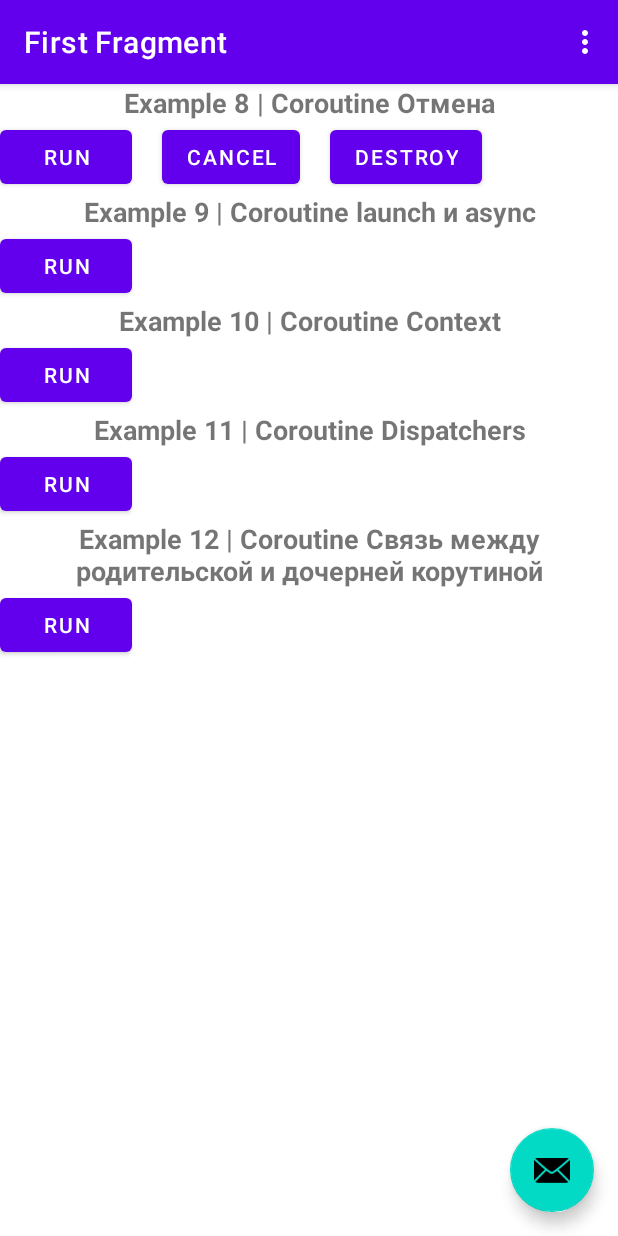
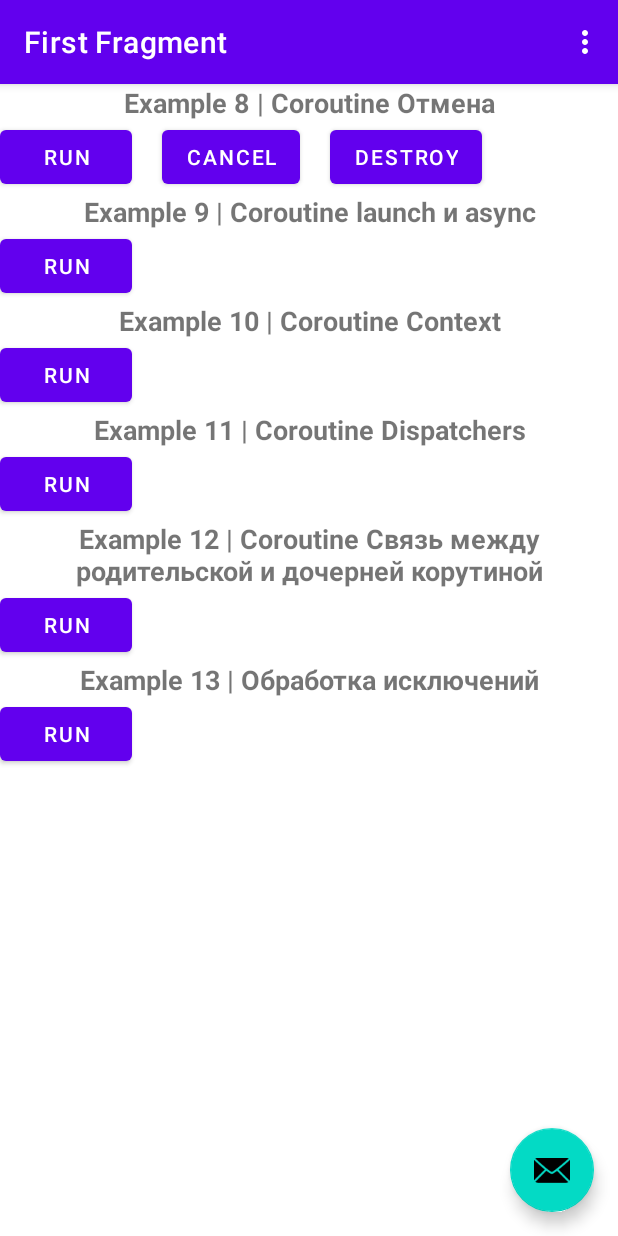
Before and after one commit to CapitainMarkul/KotlinCoroutinesSandbox, an Android app: the screen it shows after launch (MainActivity), on a phone screen of 412 x 824 dp. Run offline under Robolectric (Android 15) with nearby library versions, the phone set to English and light mode, and no system bars; our stand-ins replace navigation-ui.

Commit message:
Feature: добавлен 12 урок

```diff
--- a/app/src/main/java/com/example/kotlincoroutinessandbox/FirstFragment.kt
+++ b/app/src/main/java/com/example/kotlincoroutinessandbox/FirstFragment.kt
@@ -88,6 +88,8 @@ class FirstFragment : Fragment() {
         coroutineExample9()
         coroutineExample10()
         coroutineExample11()
+        coroutineExample12()
+        coroutineExample13()
     }
 
     private fun coroutineExample7() {
@@ -422,8 +424,37 @@ class FirstFragment : Fragment() {
          *
          * https://startandroid.ru/ru/courses/kotlin/29-course/kotlin/607-urok-12-svyaz-mezhdu-roditelskoy-i-docherney-korutinoy.html
          */
+        val scope = CoroutineScope(Dispatchers.Default)
 
         binding.example12Btn.setOnClickListener {
+            val job = scope.launch {
+                log(TAG_EXAMPLE_12,"parent start")
+                launch {
+                    log(TAG_EXAMPLE_12,"child start")
+                    delay(1000)
+                    log(TAG_EXAMPLE_12,"child end")
+                }
+                log(TAG_EXAMPLE_12,"parent end")
+            }
+
+            scope.launch {
+                delay(500)
+                log(TAG_EXAMPLE_12,"parent job is active: ${job.isActive}")
+                delay(1000)
+                log(TAG_EXAMPLE_12,"parent job is active: ${job.isActive}")
+            }
+        }
+    }
+
+    private fun coroutineExample13() {
+        /*
+         * Урок 13. Корутины. Обработка исключений
+         *
+         * https://startandroid.ru/ru/courses/kotlin/29-course/kotlin/608-urok-13-obrabotka-oshibok.html
+         */
+        val scope = CoroutineScope(Dispatchers.Default)
+
+        binding.example13Btn.setOnClickListener {
 
         }
     }
--- a/app/src/main/res/layout/fragment_first.xml
+++ b/app/src/main/res/layout/fragment_first.xml
@@ -1,9 +1,13 @@
 <?xml version="1.0" encoding="utf-8"?>
-<LinearLayout xmlns:android="http://schemas.android.com/apk/res/android"
-    xmlns:app="http://schemas.android.com/apk/res-auto"
+<ScrollView
+    xmlns:android="http://schemas.android.com/apk/res/android"
     xmlns:tools="http://schemas.android.com/tools"
     android:layout_width="match_parent"
-    android:layout_height="match_parent"
+    android:layout_height="match_parent">
+
+    <LinearLayout
+        android:layout_width="match_parent"
+        android:layout_height="wrap_content"
         android:orientation="vertical"
         tools:context=".FirstFragment">
 
@@ -138,4 +142,29 @@
 
         </LinearLayout>
 
+        <TextView
+            android:layout_width="match_parent"
+            android:layout_height="wrap_content"
+            android:gravity="center"
+            android:text="Example 13 | Обработка исключений"
+            android:textSize="18sp"
+            android:textStyle="bold"
+            tools:ignore="HardcodedText"/>
+
+        <LinearLayout
+            android:layout_width="match_parent"
+            android:layout_height="wrap_content"
+            android:orientation="horizontal">
+
+            <Button
+                android:id="@+id/example_13_btn"
+                android:layout_width="wrap_content"
+                android:layout_height="wrap_content"
+                android:text="RUN"
+                tools:ignore="HardcodedText"/>
+
         </LinearLayout>
+
+    </LinearLayout>
+
+</ScrollView>
```
Lines whose indentation alone changed are shown as unchanged.
